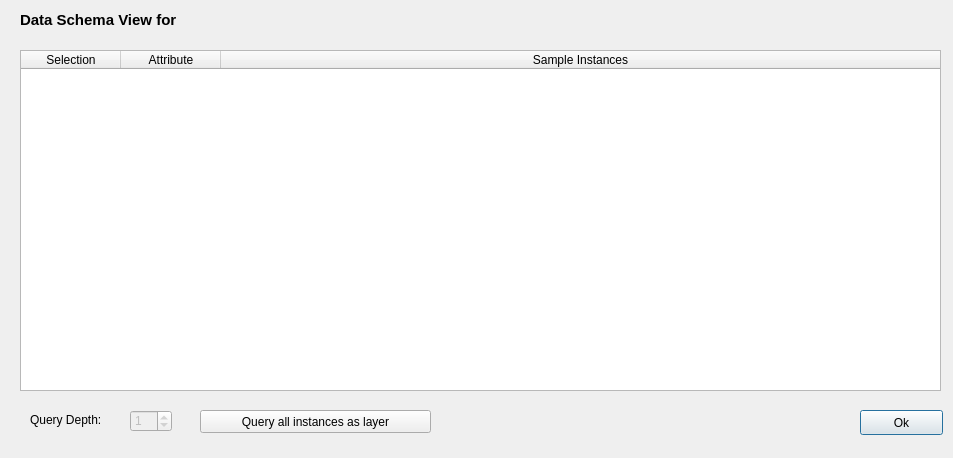
Qt form dialogs/ui/dataschemadialog.ui (sparqlunicorn/sparqlunicornGoesGIS) before a commit.
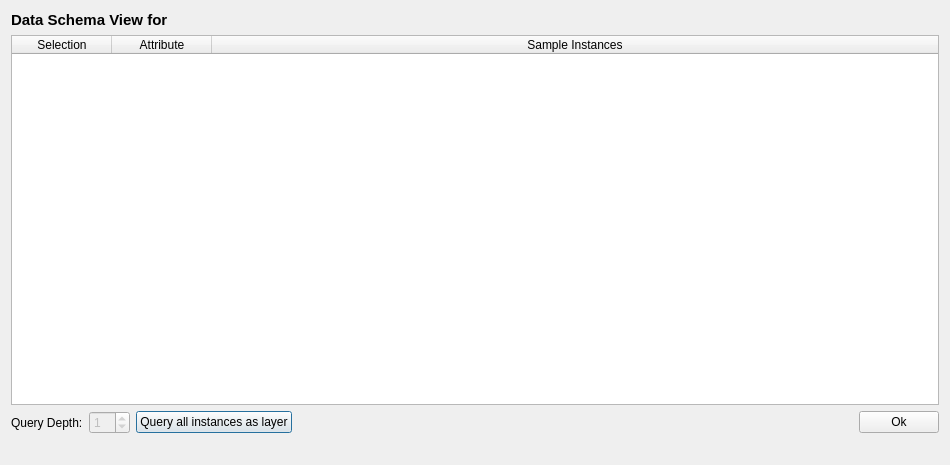
The same form after that commit.

```diff
--- a/dialogs/ui/dataschemadialog.ui
+++ b/dialogs/ui/dataschemadialog.ui
@@ -6,35 +6,20 @@
    <rect>
     <x>0</x>
     <y>0</y>
-    <width>953</width>
-    <height>458</height>
+    <width>950</width>
+    <height>465</height>
    </rect>
   </property>
   <property name="windowTitle">
    <string>Dialog</string>
   </property>
-  <widget class="QPushButton" name="okButton">
-   <property name="geometry">
-    <rect>
-     <x>860</x>
-     <y>410</y>
-     <width>83</width>
-     <height>25</height>
-    </rect>
-   </property>
-   <property name="text">
-    <string>Ok</string>
-   </property>
-  </widget>
+  <layout class="QVBoxLayout" name="verticalLayout">
+   <item>
+    <layout class="QVBoxLayout" name="verticalLayout_3">
+     <item>
+      <layout class="QHBoxLayout" name="horizontalLayout_4">
+       <item>
   <widget class="QLabel" name="dataSchemaViewLabel">
-   <property name="geometry">
-    <rect>
-     <x>20</x>
-     <y>10</y>
-     <width>201</width>
-     <height>20</height>
-    </rect>
-   </property>
    <property name="font">
     <font>
      <pointsize>11</pointsize>
@@ -46,15 +31,9 @@
     <string>Data Schema View for</string>
    </property>
   </widget>
+       </item>
+       <item>
   <widget class="QLabel" name="dataSchemaNameLabel">
-   <property name="geometry">
-    <rect>
-     <x>220</x>
-     <y>10</y>
-     <width>491</width>
-     <height>20</height>
-    </rect>
-   </property>
    <property name="font">
     <font>
      <pointsize>11</pointsize>
@@ -69,15 +48,11 @@
     <bool>true</bool>
    </property>
   </widget>
+       </item>
+      </layout>
+     </item>
+     <item>
   <widget class="QTableWidget" name="dataSchemaTableView">
-   <property name="geometry">
-    <rect>
-     <x>20</x>
-     <y>50</y>
-     <width>921</width>
-     <height>341</height>
-    </rect>
-   </property>
    <property name="editTriggers">
     <set>QAbstractItemView::NoEditTriggers</set>
    </property>
@@ -121,64 +96,72 @@
     </property>
    </column>
   </widget>
-  <widget class="QLabel" name="statusBarLabel">
-   <property name="geometry">
-    <rect>
-     <x>10</x>
-     <y>430</y>
-     <width>821</width>
-     <height>20</height>
-    </rect>
-   </property>
+     </item>
+     <item>
+      <layout class="QHBoxLayout" name="horizontalLayout">
+       <item>
+        <widget class="QLabel" name="label">
    <property name="text">
-    <string/>
-   </property>
-  </widget>
-  <widget class="QPushButton" name="queryAllInstancesButton">
-   <property name="enabled">
-    <bool>true</bool>
-   </property>
-   <property name="geometry">
-    <rect>
-     <x>200</x>
-     <y>410</y>
-     <width>231</width>
-     <height>23</height>
-    </rect>
-   </property>
-   <property name="text">
-    <string>Query all instances as layer</string>
-   </property>
-  </widget>
+          <string>Query Depth:</string>
+         </property>
+        </widget>
+       </item>
+       <item>
   <widget class="QSpinBox" name="graphQueryDepthBox">
    <property name="enabled">
     <bool>false</bool>
    </property>
-   <property name="geometry">
-    <rect>
-     <x>130</x>
-     <y>410</y>
-     <width>42</width>
-     <height>22</height>
-    </rect>
-   </property>
    <property name="value">
     <number>1</number>
    </property>
   </widget>
-  <widget class="QLabel" name="label">
-   <property name="geometry">
-    <rect>
-     <x>30</x>
-     <y>410</y>
-     <width>81</width>
+       </item>
+       <item>
+        <widget class="QPushButton" name="queryAllInstancesButton">
+         <property name="enabled">
+          <bool>true</bool>
+         </property>
+         <property name="text">
+          <string>Query all instances as layer</string>
+         </property>
+        </widget>
+       </item>
+       <item>
+        <spacer name="horizontalSpacer">
+         <property name="orientation">
+          <enum>Qt::Horizontal</enum>
+         </property>
+         <property name="sizeHint" stdset="0">
+          <size>
+           <width>40</width>
      <height>20</height>
-    </rect>
-   </property>
+          </size>
+         </property>
+        </spacer>
+       </item>
+       <item>
+        <widget class="QPushButton" name="okButton">
    <property name="text">
-    <string>Query Depth:</string>
-   </property>
-  </widget>
+          <string>Ok</string>
+         </property>
+        </widget>
+       </item>
+      </layout>
+     </item>
+     <item>
+      <layout class="QHBoxLayout" name="horizontalLayout_2">
+       <item>
+        <widget class="QLabel" name="statusBarLabel">
+         <property name="text">
+          <string/>
+         </property>
+        </widget>
+       </item>
+      </layout>
+     </item>
+    </layout>
+   </item>
+  </layout>
  </widget>
  <resources/>
  <connections/>
```
Lines whose indentation alone changed are shown as unchanged.
